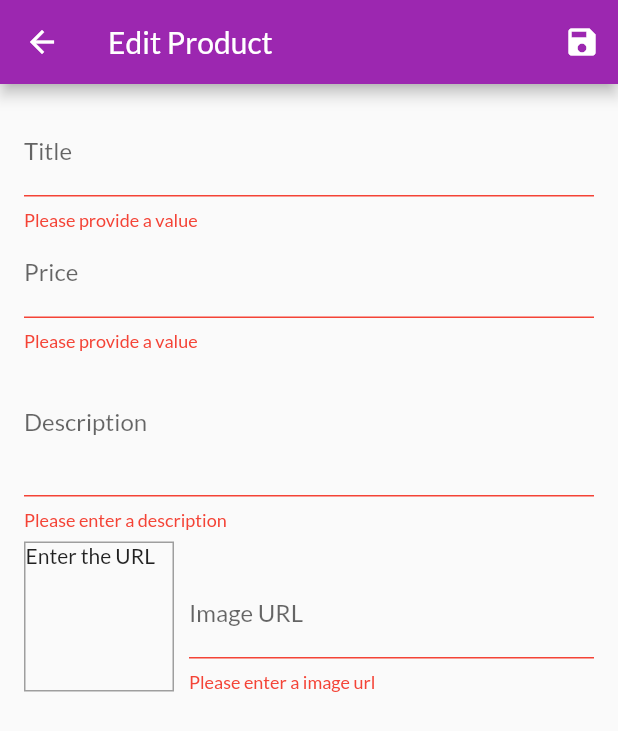
After one commit to rajeshmadasu/eShoppingCart, a Flutter app: the EditProductScreen screen opened by its route, after a tap on the "save" icon, on a phone screen of 412 x 824 dp. The commit adds this screen. Shown: the top 731 px of the screen. Run offline on Flutter 3.47's test engine with Material 2 defaults, Android fonts, the phone set to English and light mode, and no system bars; network calls fail.

Commit message:
Used Snackbar, AlertDialog and added funcitonality for adding products

```diff
--- a/lib/main.dart
+++ b/lib/main.dart
@@ -1,3 +1,6 @@
+import 'package:eshopingcart/screens/UserProductsScreen.dart';
+import 'package:eshopingcart/screens/edit_product.dart';
+
 import './screens/orders.dart';
 
 import './providers/cart.dart';
@@ -40,6 +43,8 @@ class MyApp extends StatelessWidget {
           ProductDetailScreen.routeName: (ctx) => ProductDetailScreen(),
           CartScreen.routeName: (ctx) => const CartScreen(),
           OrdersScreen.routeName: (ctx) => const OrdersScreen(),
+          UserProductsScreen.routeName: (ctx) => const UserProductsScreen(),
+          EditProductScreen.routeName: (ctx) => const EditProductScreen(),
         },
       ),
     );
--- a/lib/providers/products.dart
+++ b/lib/providers/products.dart
@@ -64,8 +64,22 @@ class Products with ChangeNotifier {
   //   notifyListeners();
   // }
 
-  void addProduct() {
+  // void addProduct() {
+  //   // _items.add(value);
+  //   notifyListeners();
+  // }
+
+  void addProduct(Product product) {
     // _items.add(value);
+    final newProduct = Product(
+        id: DateTime.now().toString(),
+        title: product.title,
+        description: product.description,
+        price: product.price,
+        imageUrl: product.imageUrl);
+
+    _items.add(product);
+
     notifyListeners();
   }
 }
--- /dev/null
+++ b/lib/screens/edit_product.dart
@@ -0,0 +1,216 @@
+import '../providers/products.dart';
+import 'package:flutter/material.dart';
+import 'package:provider/provider.dart';
+import '../providers/product.dart';
+
+class EditProductScreen extends StatefulWidget {
+  const EditProductScreen({super.key});
+
+  static const routeName = "/editproductscreen";
+  @override
+  State<EditProductScreen> createState() => _EditProductScreenState();
+}
+
+class _EditProductScreenState extends State<EditProductScreen> {
+  final _form = GlobalKey<FormState>();
+
+  final _priceFocusNode = FocusNode();
+  final _desciptionFocusNode = FocusNode();
+  final _imageUrlFocusNode = FocusNode();
+
+  final _imageUrlController = TextEditingController();
+
+  var _editedProduct =
+      Product(id: '', title: '', description: '', price: 0, imageUrl: '');
+
+  void _saveForm() {
+    final isValid = _form.currentState!.validate();
+
+    if (!isValid) {
+      return;
+    }
+    _form.currentState!.save();
+    Provider.of<Products>(context, listen: false).addProduct(_editedProduct);
+
+    Navigator.of(context).pop();
+  }
+
+  void _updateImageUrl() {
+    if (!_imageUrlFocusNode.hasFocus) {
+      if ((!_imageUrlController.text.startsWith('http') &&
+              !_imageUrlController.text.startsWith('https')) ||
+          (!_imageUrlController.text.endsWith('png') &&
+              !_imageUrlController.text.endsWith('jpg') &&
+              !_imageUrlController.text.endsWith('jpeg'))) {
+        return;
+      }
+      setState(() {});
+    }
+  }
+
+  @override
+  void initState() {
+    super.initState();
+    _imageUrlFocusNode.addListener(_updateImageUrl);
+  }
+
+  @override
+  void dispose() {
+    super.dispose();
+    _imageUrlFocusNode.removeListener(_updateImageUrl);
+    _imageUrlFocusNode.dispose();
+    _priceFocusNode.dispose();
+    _desciptionFocusNode.dispose();
+  }
+
+  @override
+  Widget build(BuildContext context) {
+    return Scaffold(
+      appBar: AppBar(
+        title: const Text('Edit Product'),
+        actions: [
+          IconButton(
+              onPressed: () {
+                _saveForm();
+              },
+              icon: const Icon(Icons.save))
+        ],
+      ),
+      body: Padding(
+        padding: const EdgeInsets.all(16.0),
+        child: Form(
+            key: _form,
+            child: ListView(
+              children: [
+                TextFormField(
+                  decoration: const InputDecoration(
+                    labelText: 'Title',
+                  ),
+                  textInputAction: TextInputAction.next,
+                  onFieldSubmitted: (_) {
+                    FocusScope.of(context).requestFocus(_priceFocusNode);
+                  },
+                  validator: (value) {
+                    if (value!.isEmpty) {
+                      return 'Please provide a value';
+                    }
+                  },
+                  onSaved: (value) {
+                    _editedProduct = Product(
+                        title: value.toString(),
+                        price: _editedProduct.price,
+                        description: _editedProduct.description,
+                        id: _editedProduct.id,
+                        imageUrl: _editedProduct.imageUrl);
+                  },
+                ),
+                TextFormField(
+                  decoration: const InputDecoration(
+                    labelText: 'Price',
+                  ),
+                  keyboardType: TextInputType.number,
+                  textInputAction: TextInputAction.next,
+                  focusNode: _priceFocusNode,
+                  onFieldSubmitted: (_) {
+                    FocusScope.of(context).requestFocus(_desciptionFocusNode);
+                  },
+                  onSaved: (value) {
+                    _editedProduct = Product(
+                        title: _editedProduct.title,
+                        price: double.parse(value.toString()),
+                        description: _editedProduct.description,
+                        id: _editedProduct.id,
+                        imageUrl: _editedProduct.imageUrl);
+                  },
+                  validator: (value) {
+                    if (value!.isEmpty) {
+                      return 'Please provide a value';
+                    }
+                    if (double.tryParse(value) == null) {
+                      return 'Please enter a valid number';
+                    }
+
+                    if (double.parse(value) <= 0) {
+                      return 'Please enter a number greater than zero';
+                    }
+                    return null;
+                  },
+                ),
+                TextFormField(
+                  decoration: const InputDecoration(
+                    labelText: 'Description',
+                  ),
+                  maxLines: 3,
+                  keyboardType: TextInputType.multiline,
+                  focusNode: _desciptionFocusNode,
+                  validator: (value) {
+                    if (value!.isEmpty) {
+                      return 'Please enter a description';
+                    }
+                    if (value.length < 10) {
+                      return 'Should be at least 10 characters long.';
+                    }
+                    return null;
+                  },
+                  onSaved: (value) {
+                    _editedProduct = Product(
+                        title: _editedProduct.title,
+                        price: _editedProduct.price,
+                        description: value.toString(),
+                        id: _editedProduct.id,
+                        imageUrl: _editedProduct.imageUrl);
+                  },
+                ),
+                Row(
+                  crossAxisAlignment: CrossAxisAlignment.end,
+                  children: [
+                    Container(
+                      width: 100,
+                      height: 100,
+                      margin: EdgeInsets.only(top: 8, right: 10),
+                      decoration: BoxDecoration(
+                          border: Border.all(width: 1, color: Colors.grey)),
+                      child: _imageUrlController.text.isEmpty
+                          ? const Text('Enter the URL')
+                          : FittedBox(
+                              child: Image.network(
+                                _imageUrlController.text,
+                                fit: BoxFit.cover,
+                              ),
+                            ),
+                    ),
+                    Expanded(
+                        child: TextFormField(
+                      decoration: const InputDecoration(labelText: 'Image URL'),
+                      keyboardType: TextInputType.url,
+                      textInputAction: TextInputAction.done,
+                      controller: _imageUrlController,
+                      onFieldSubmitted: (_) => {_saveForm()},
+                      onEditingComplete: () {
+                        setState(() {});
+                      },
+                      focusNode: _imageUrlFocusNode,
+                      validator: (value) {
+                        if (value!.isEmpty) {
+                          return 'Please enter a image url';
+                        }
+
+                        return null;
+                      },
+                      onSaved: (value) {
+                        _editedProduct = Product(
+                            title: _editedProduct.title,
+                            price: _editedProduct.price,
+                            description: _editedProduct.description,
+                            id: _editedProduct.id,
+                            imageUrl: value!);
+                      },
+                    )),
+                  ],
+                )
+              ],
+            )),
+      ),
+    );
+  }
+}
--- a/lib/screens/product_detail_screen.dart
+++ b/lib/screens/product_detail_screen.dart
@@ -29,14 +29,14 @@ class ProductDetailScreen extends StatelessWidget {
                 fit: BoxFit.contain,
               ),
             ),
-            SizedBox(
+            const SizedBox(
               height: 10,
             ),
             Text(
               '\$${loadedProduct.price}',
               style: TextStyle(color: Colors.grey, fontSize: 20),
             ),
-            SizedBox(
+            const SizedBox(
               height: 10,
             ),
             Container(
--- a/lib/widgets/app_drawer.dart
+++ b/lib/widgets/app_drawer.dart
@@ -1,3 +1,5 @@
+import 'package:eshopingcart/screens/UserProductsScreen.dart';
+
 import '../screens/orders.dart';
 import 'package:flutter/material.dart';
 
@@ -10,7 +12,7 @@ class AppDrawer extends StatelessWidget {
       child: Column(
         children: [
           AppBar(
-            title: Text('Hello Friend'),
+            title: Text('eShopping Cart'),
             automaticallyImplyLeading: false,
           ),
           Divider(),
@@ -28,6 +30,14 @@ class AppDrawer extends StatelessWidget {
                 Navigator.of(context)
                     .pushReplacementNamed(OrdersScreen.routeName);
               })),
+          Divider(),
+          ListTile(
+              leading: Icon(Icons.edit),
+              title: Text('Manage Products'),
+              onTap: (() {
+                Navigator.of(context)
+                    .pushReplacementNamed(UserProductsScreen.routeName);
+              }))
         ],
       ),
     );
--- a/lib/widgets/order_item.dart
+++ b/lib/widgets/order_item.dart
@@ -34,8 +34,8 @@ class _OrderItemState extends State<OrderItem> {
           ),
           if (_expanded)
             Container(
-              padding: EdgeInsets.all(8.0),
-              height: min(widget.order.products.length * 20.0 + 100, 180),
+              padding: EdgeInsets.symmetric(horizontal: 15, vertical: 4),
+              height: min(widget.order.products.length * 20.0 + 10, 180),
               child: ListView(
                   children: widget.order.products
                       .map(
--- a/lib/widgets/product_item.dart
+++ b/lib/widgets/product_item.dart
@@ -40,6 +40,17 @@ class ProductItem extends StatelessWidget {
           trailing: IconButton(
             onPressed: () {
               cart.addItem(product.id, product.price, product.title);
+              final snackBar = SnackBar(
+                duration: Duration(seconds: 2),
+                content: Text('product added ${product.title}'),
+                action: SnackBarAction(
+                  label: 'Undo',
+                  onPressed: () {
+                    cart.removeSingleItem(product.id);
+                  },
+                ),
+              );
+              ScaffoldMessenger.of(context).showSnackBar(snackBar);
             },
             icon: const Icon(Icons.shopping_cart),
             color: Theme.of(context).colorScheme.secondary,
```
Also changed, not shown: lib/providers/cart.dart (+18 -0 lines), lib/screens/UserProductsScreen.dart (added, +45 -0 lines), lib/widgets/cart_item.dart (+21 -0 lines), lib/widgets/user_product_item.dart (added, +34 -0 lines).
